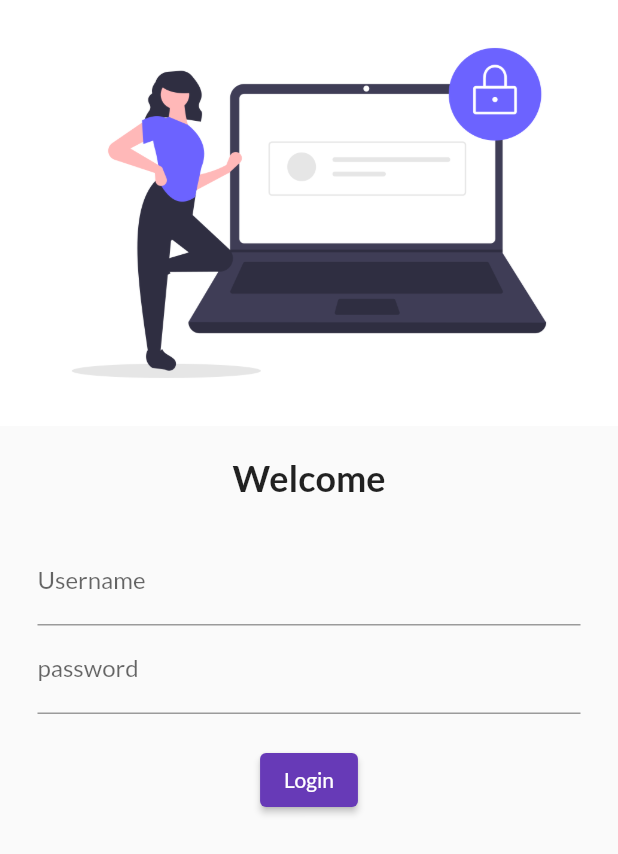
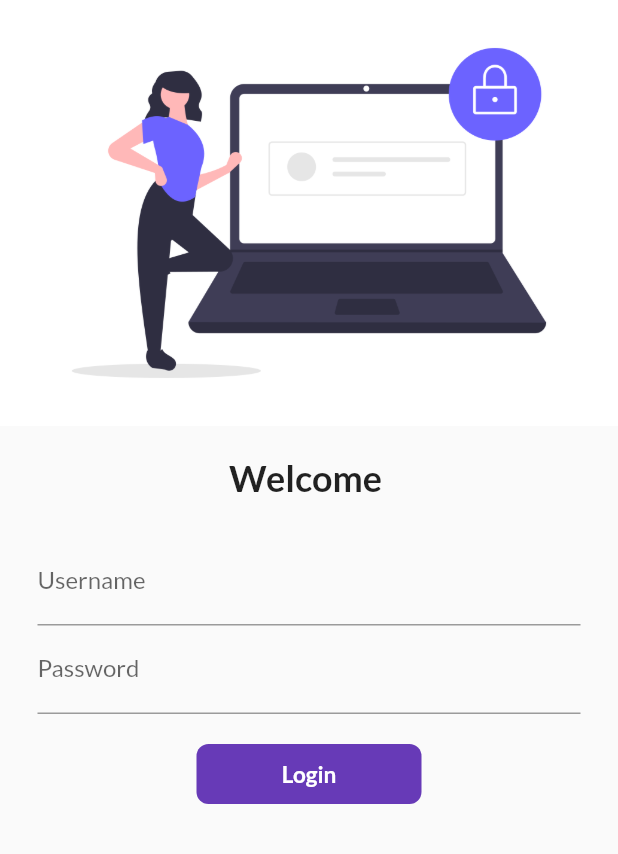
Before and after one commit to ganeshGitAccount/30daysOfFlutter, a Flutter app: the screen it shows after launch, on a phone screen of 412 x 824 dp. Shown: the top 854 px of the screen. Run offline on Flutter 3.47's test engine with Material 2 defaults, Android fonts, the phone set to English and light mode, and no system bars; our stand-ins replace google_fonts, matcher.

Commit message:
day6 completed

```diff
--- a/lib/Pages/login_page.dart
+++ b/lib/Pages/login_page.dart
@@ -1,14 +1,23 @@
 import 'dart:ui';
 
+import 'package:firstapp/utilis/routes.dart';
 import 'package:flutter/material.dart';
 import 'package:matcher/matcher.dart';
 
-class LoginPage extends StatelessWidget {
+class LoginPage extends StatefulWidget {
   const LoginPage({Key? key}) : super(key: key);
 
   @override
+  State<LoginPage> createState() => _LoginPageState();
+}
+
+class _LoginPageState extends State<LoginPage> {
+  String name = "";
+  bool buttonStatus = false;
+  @override
   Widget build(BuildContext context) {
     return Material(
+        child: SingleChildScrollView(
       child: Column(
         children: [
           Image.asset(
@@ -18,8 +27,8 @@ class LoginPage extends StatelessWidget {
           const SizedBox(
             height: 20,
           ),
-        const Text(
-          "Welcome",
+          Text(
+            "Welcome $name",
             style: TextStyle(fontSize: 24, fontWeight: FontWeight.bold),
           ),
           const SizedBox(
@@ -34,26 +43,63 @@ class LoginPage extends StatelessWidget {
                     hintText: "Enter username",
                     labelText: "Username",
                   ),
+                  onChanged: (value) {
+                    name = value;
+                    setState(() {});
+                  },
                 ),
                 TextFormField(
                   obscureText: true,
                   decoration: const InputDecoration(
                     hintText: "Enter password",
-                  labelText: "password",
+                    labelText: "Password",
                   ),
                 ),
                 const SizedBox(
                   height: 20,
                 ),
-              ElevatedButton(
-                  onPressed: () {
-                    print("Hi codepur");
+                InkWell(
+                  onTap: () async {
+                    setState(() {
+                      buttonStatus = true;
+                    });
+                    await Future.delayed(Duration(seconds: 1));
+                    Navigator.pushNamed(context, MyRoute.homeRoute);
                   },
-                  child: Text("Login"))
+                  child: Container(
+                    alignment: Alignment.center,
+                    width: buttonStatus ? 50 : 150,
+                    height: 40,
+                    child: buttonStatus
+                        ? Icon(Icons.done, color: Colors.white)
+                        : const Text(
+                            "Login",
+                            style: TextStyle(
+                                color: Colors.white,
+                                fontWeight: FontWeight.bold,
+                                fontSize: 15),
+                          ),
+                    decoration: BoxDecoration(
+                        color: Colors.deepPurple,
+                        // shape:
+                        //     buttonStatus ? BoxShape.circle : BoxShape.rectangle,
+                        borderRadius:
+                            BorderRadius.circular(buttonStatus ? 50.0 : 8.0)),
+                  ),
+                ),
+
+                // ElevatedButton(
+                //     style: TextButton.styleFrom(minimumSize: Size(120, 40)),
+                //     onPressed: () {
+                //       Navigator.pushNamed(context, MyRoute.homeRoute);
+                //       print("Hi codepur");
+                //     },
+                //     child: Text("Login")),
               ],
             ),
           )
         ],
+      ),
     ));
   }
 }
--- a/lib/main.dart
+++ b/lib/main.dart
@@ -1,5 +1,6 @@
 import 'package:firstapp/Pages/home_page.dart';
 import 'package:firstapp/Pages/login_page.dart';
+import 'package:firstapp/utilis/routes.dart';
 import 'package:flutter/material.dart';
 import 'Pages/home_page.dart';
 import 'package:google_fonts/google_fonts.dart';
@@ -25,14 +26,15 @@ class myApp extends StatelessWidget {
         primarySwatch: Colors.deepPurple,
         fontFamily: GoogleFonts.lato().fontFamily,
       ),
+      // debugShowCheckedModeBanner: false,
       darkTheme: ThemeData(
         brightness: Brightness.dark,
       ),
       //initialRoute: "/home",
       routes: {
         "/": (context) => LoginPage(),
-        "/home": (context) => HomePage(),
-        "/login": (context) => LoginPage()
+        MyRoute.homeRoute: (context) => HomePage(),
+        MyRoute.loginRoute: (context) => LoginPage()
       },
     );
   }
--- /dev/null
+++ b/lib/utilis/routes.dart
@@ -0,0 +1,4 @@
+class MyRoute {
+  static String loginRoute = "/login";
+  static String homeRoute = "/home";
+}
```
Lines whose indentation alone changed are shown as unchanged.
